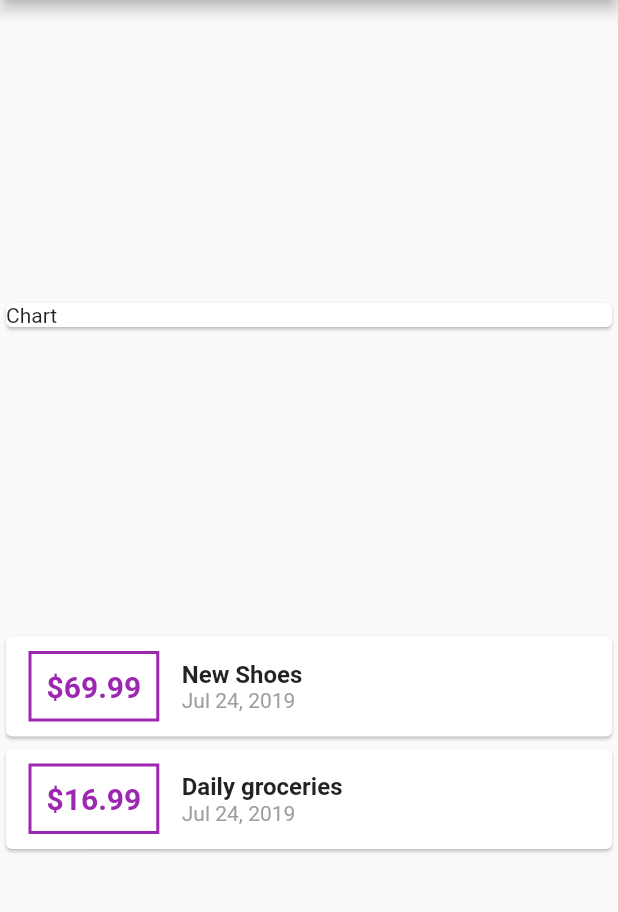
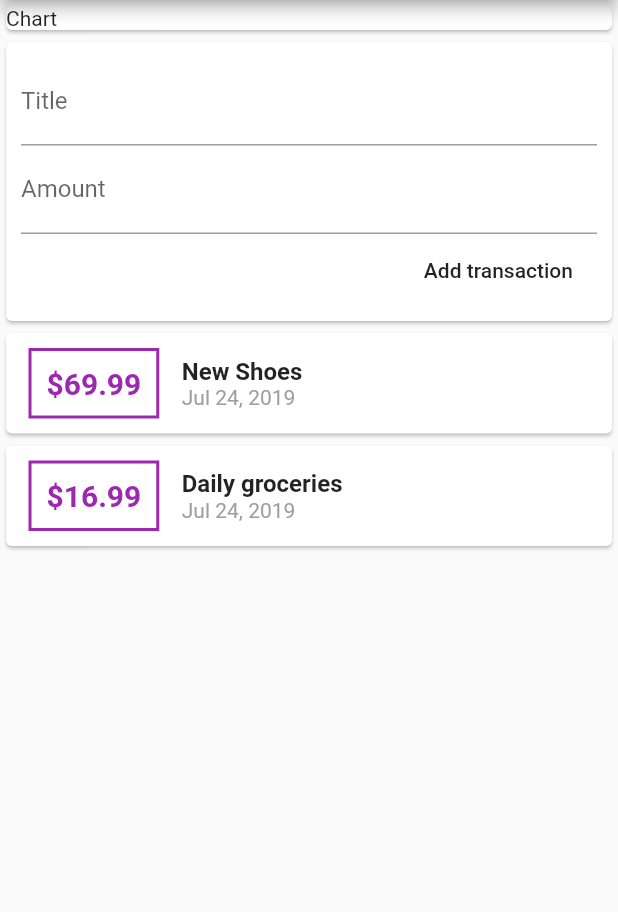
Before and after one commit to harshitm98/Expense-Manager-App, a Flutter app: the screen it shows after launch, on a phone screen of 412 x 824 dp, the part 84-996 px from its top. Run offline on Flutter 3.47's test engine with Material 2 defaults, Android fonts, the phone set to English and light mode, and no system bars.

Commit message:
Refactored transaction list

```diff
--- a/lib/main.dart
+++ b/lib/main.dart
@@ -2,7 +2,8 @@ import 'package:flutter/cupertino.dart';
 import 'package:flutter/material.dart';
 import 'package:intl/intl.dart';
 
-import './transaction.dart';
+import './models/transaction.dart';
+import './widgets/transaction_list.dart';
 
 void main() => runApp(MyApp());
 
@@ -17,20 +18,10 @@ class MyApp extends StatelessWidget {
 }
 
 class MyHomePage extends StatelessWidget {
-  final List<Transaction> transactions = [
-    Transaction(
-      id: "t1",
-      title: "New Shoes",
-      amount: 69.99,
-      date: DateTime.now(),
-    ),
-    Transaction(
-      id: "t1",
-      title: "Daily groceries",
-      amount: 16.99,
-      date: DateTime.now(),
-    ),
-  ];
+
+
+final titleController = TextEditingController();
+final amountController = TextEditingController();
 
   @override
   Widget build(BuildContext context) {
@@ -39,7 +30,7 @@ class MyHomePage extends StatelessWidget {
         title: Text('Expense Manager'),
       ),
       body: Column(
-        mainAxisAlignment: MainAxisAlignment.spaceEvenly,
+        mainAxisAlignment: MainAxisAlignment.start,
         crossAxisAlignment: CrossAxisAlignment.stretch,
         children: <Widget>[
           Container(
@@ -48,52 +39,31 @@ class MyHomePage extends StatelessWidget {
               child: Text("Chart"),
             ),
           ),
-          Column(
-            children: transactions.map((tx) {
-              return Card(
-                child: Row(
-                  children: <Widget>[
-                    Container(
-                      margin:
-                          EdgeInsets.symmetric(vertical: 10, horizontal: 15),
-                      child: Text(
-                        "\$${tx.amount}",
-                        style: TextStyle(
-                          fontWeight: FontWeight.bold,
-                          fontSize: 20,
-                          color: Colors.purple,
-                        ),
-                      ),
-                      decoration: BoxDecoration(
-                        border: Border.all(
-                          color: Colors.purple,
-                          width: 2,
-                        ),
-                      ),
-                      padding: EdgeInsets.all(10),
-                    ),
-                    Column(
-                        crossAxisAlignment: CrossAxisAlignment.start,
-                        children: <Widget>[
-                          Text(
-                            tx.title,
-                            style: TextStyle(
-                              fontSize: 16,
-                              fontWeight: FontWeight.bold,
-                            ),
-                          ),
-                          Text(
-                            DateFormat.yMMMd().format(tx.date),
-                            style: TextStyle(
-                              color: Colors.grey,
-                            ),
-                          ),
-                        ])
-                  ],
-                ),
-              );
-            }).toList(),
+          Card(
+            child: Container(
+              padding: EdgeInsets.all(10),
+              child: Column(
+                crossAxisAlignment: CrossAxisAlignment.end,
+                children: <Widget>[
+                  TextField(
+                    decoration: InputDecoration(labelText: "Title"),
+                    controller: titleController,
+                  ),
+                  TextField(
+                    decoration: InputDecoration(labelText: "Amount"),
+                    controller: amountController,
+                  ),
+                  FlatButton(
+                    child: Text("Add transaction"),
+                    onPressed: () {
+
+                    },
+                  ),
+                ],
+              ),
+            ),
           ),
+          TransactionList(),
         ],
       ),
     );
--- /dev/null
+++ b/lib/widgets/transaction_list.dart
@@ -0,0 +1,75 @@
+import 'package:flutter/material.dart';
+import 'package:intl/intl.dart';
+
+import '../models/transaction.dart';
+
+class TransactionList extends StatefulWidget {
+  @override
+  _TransactionListState createState() => _TransactionListState();
+}
+
+class _TransactionListState extends State<TransactionList> {
+  final List<Transaction> _userTransactions = [
+    Transaction(
+      id: "t1",
+      title: "New Shoes",
+      amount: 69.99,
+      date: DateTime.now(),
+    ),
+    Transaction(
+      id: "t1",
+      title: "Daily groceries",
+      amount: 16.99,
+      date: DateTime.now(),
+    ),
+  ];
+  @override
+  Widget build(BuildContext context) {
+    return Column(
+            children: _userTransactions.map((tx) {
+              return Card(
+                child: Row(
+                  children: <Widget>[
+                    Container(
+                      margin:
+                          EdgeInsets.symmetric(vertical: 10, horizontal: 15),
+                      child: Text(
+                        "\$${tx.amount}",
+                        style: TextStyle(
+                          fontWeight: FontWeight.bold,
+                          fontSize: 20,
+                          color: Colors.purple,
+                        ),
+                      ),
+                      decoration: BoxDecoration(
+                        border: Border.all(
+                          color: Colors.purple,
+                          width: 2,
+                        ),
+                      ),
+                      padding: EdgeInsets.all(10),
+                    ),
+                    Column(
+                        crossAxisAlignment: CrossAxisAlignment.start,
+                        children: <Widget>[
+                          Text(
+                            tx.title,
+                            style: TextStyle(
+                              fontSize: 16,
+                              fontWeight: FontWeight.bold,
+                            ),
+                          ),
+                          Text(
+                            DateFormat.yMMMd().format(tx.date),
+                            style: TextStyle(
+                              color: Colors.grey,
+                            ),
+                          ),
+                        ])
+                  ],
+                ),
+              );
+            }).toList(),
+          );
+  }
+}
```
Also changed, not shown: lib/models/transaction.dart (renamed from lib/transaction.dart).
